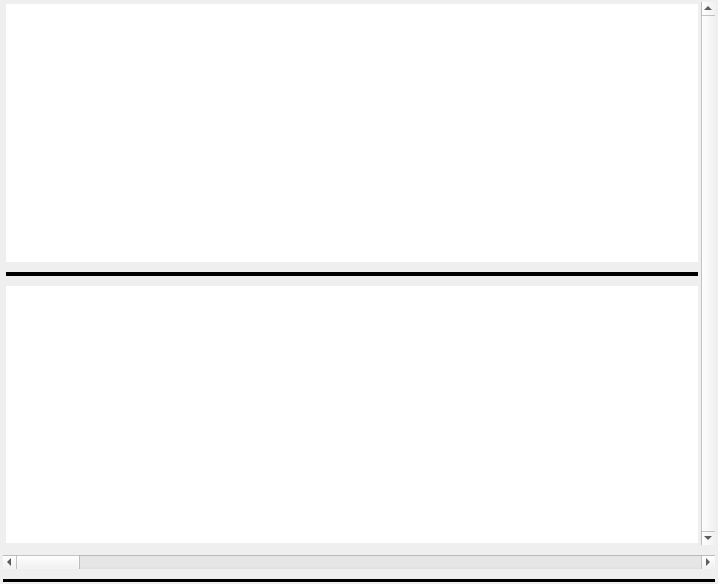
Above: cardView/deckPlay.ui from Szybet/sanki before the change. Below: the same form after it.
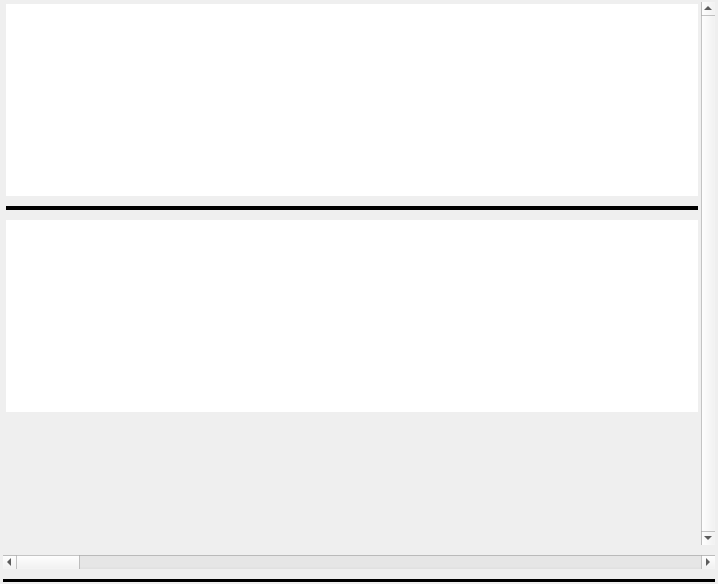
That is the form after the change.

Patch:
```diff
--- a/cardView/deckPlay.ui
+++ b/cardView/deckPlay.ui
@@ -92,7 +92,7 @@
           <item>
            <widget class="QTextBrowser" name="textFrontCard">
             <property name="sizePolicy">
-             <sizepolicy hsizetype="Preferred" vsizetype="Expanding">
+             <sizepolicy hsizetype="Preferred" vsizetype="MinimumExpanding">
               <horstretch>0</horstretch>
               <verstretch>0</verstretch>
              </sizepolicy>
@@ -115,6 +115,16 @@
             <property name="sizeAdjustPolicy">
              <enum>QAbstractScrollArea::AdjustIgnored</enum>
             </property>
+            <property name="html">
+             <string>&lt;!DOCTYPE HTML PUBLIC &quot;-//W3C//DTD HTML 4.0//EN&quot; &quot;http://www.w3.org/TR/REC-html40/strict.dtd&quot;&gt;
+&lt;html&gt;&lt;head&gt;&lt;meta name=&quot;qrichtext&quot; content=&quot;1&quot; /&gt;&lt;meta charset=&quot;utf-8&quot; /&gt;&lt;style type=&quot;text/css&quot;&gt;
+p, li { white-space: pre-wrap; }
+hr { height: 1px; border-width: 0; }
+li.unchecked::marker { content: &quot;\2610&quot;; }
+li.checked::marker { content: &quot;\2612&quot;; }
+&lt;/style&gt;&lt;/head&gt;&lt;body style=&quot; font-family:'Cantarell'; font-size:11pt; font-weight:400; font-style:normal;&quot;&gt;
+&lt;p style=&quot;-qt-paragraph-type:empty; margin-top:0px; margin-bottom:0px; margin-left:0px; margin-right:0px; -qt-block-indent:0; text-indent:0px;&quot;&gt;&lt;br /&gt;&lt;/p&gt;&lt;/body&gt;&lt;/html&gt;</string>
+            </property>
             <property name="cursorWidth">
              <number>0</number>
             </property>
@@ -144,7 +154,7 @@
              <enum>QFrame::Plain</enum>
             </property>
             <property name="lineWidth">
-             <number>4</number>
+             <number>8</number>
             </property>
             <property name="orientation">
              <enum>Qt::Horizontal</enum>
@@ -157,7 +167,7 @@
              <bool>true</bool>
             </property>
             <property name="sizePolicy">
-             <sizepolicy hsizetype="Preferred" vsizetype="Expanding">
+             <sizepolicy hsizetype="Preferred" vsizetype="MinimumExpanding">
               <horstretch>0</horstretch>
               <verstretch>0</verstretch>
              </sizepolicy>
@@ -199,13 +209,10 @@
             <property name="orientation">
              <enum>Qt::Vertical</enum>
             </property>
-            <property name="sizeType">
-             <enum>QSizePolicy::Preferred</enum>
-            </property>
             <property name="sizeHint" stdset="0">
              <size>
-              <width>0</width>
-              <height>0</height>
+              <width>20</width>
+              <height>40</height>
              </size>
             </property>
            </spacer>
```
